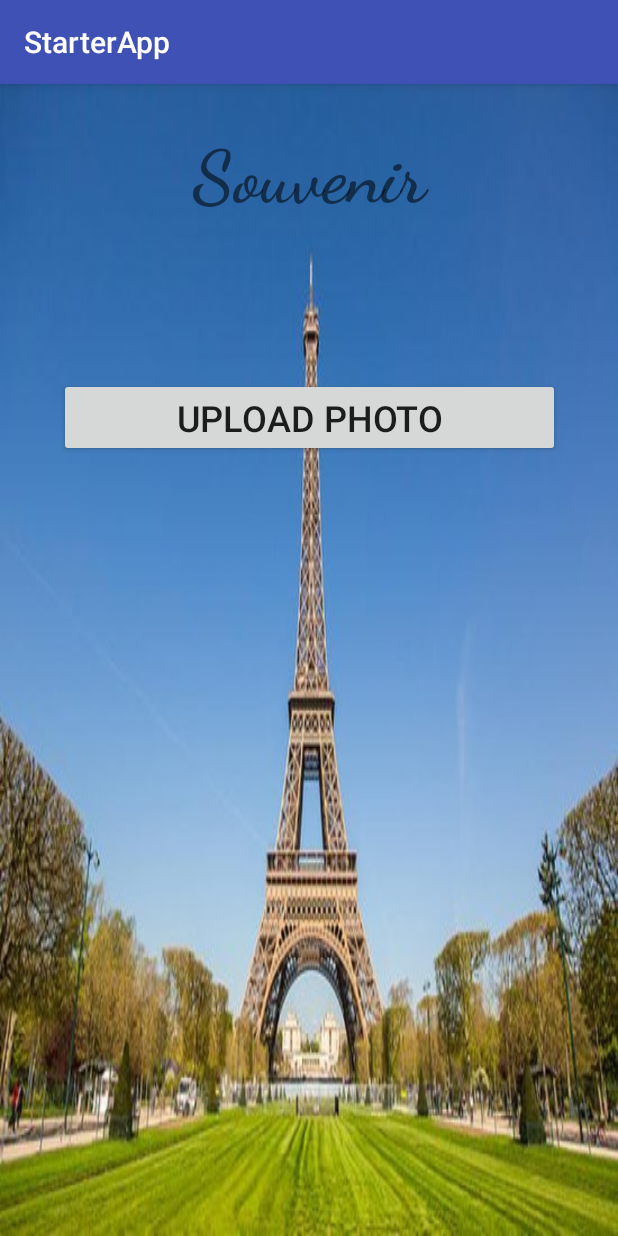
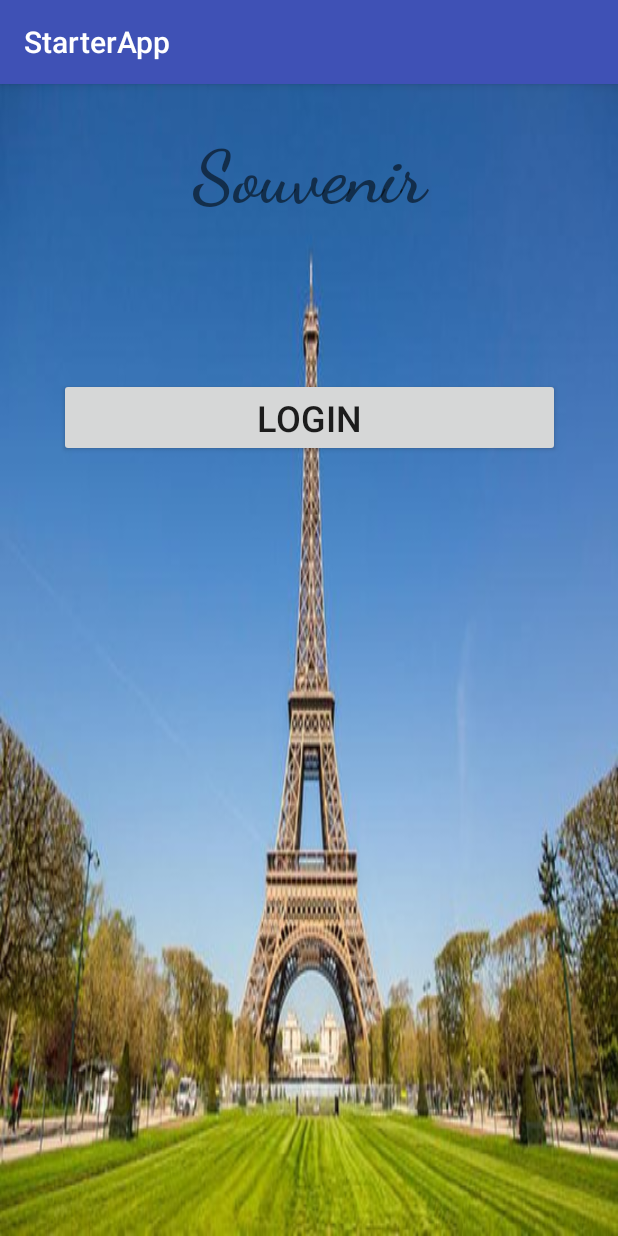
Before and after one commit to whalenda/frontendapp, an Android app: the screen it shows after launch (MainActivity before the commit, Home after it), on a phone screen of 412 x 824 dp. Run offline under Robolectric (Android 15) with nearby library versions, the phone set to English and light mode, and no system bars.

Commit message:
Home screen

```diff
--- a/souvenir/app/src/main/java/com/gulogulo/starterapp/Home.java
+++ b/souvenir/app/src/main/java/com/gulogulo/starterapp/Home.java
@@ -1,7 +1,9 @@
 package com.gulogulo.starterapp;
 
+import android.content.Intent;
 import android.support.v7.app.AppCompatActivity;
 import android.os.Bundle;
+import android.view.View;
 
 public class Home extends AppCompatActivity {
 
@@ -10,4 +12,9 @@
         super.onCreate(savedInstanceState);
         setContentView(R.layout.activity_home);
     }
+    public void gotologin(View view)
+    {
+        Intent intent = new Intent(Home.this, LoginActivity.class);
+        startActivity(intent);
+    }
 }
--- a/souvenir/app/src/main/res/layout/activity_home.xml
+++ b/souvenir/app/src/main/res/layout/activity_home.xml
@@ -4,6 +4,41 @@
     xmlns:tools="http://schemas.android.com/tools"
     android:layout_width="match_parent"
     android:layout_height="match_parent"
-    tools:context=".Home">
+    tools:context=".MainActivity"
+
+    android:background="@drawable/eiffel">
+
+    <Button
+        android:id="@+id/button"
+        android:layout_width="334dp"
+        android:layout_height="wrap_content"
+        android:layout_marginStart="8dp"
+        android:layout_marginTop="104dp"
+        android:layout_marginEnd="8dp"
+        android:onClick="gotologin"
+        android:text="Login"
+        android:textSize="24sp"
+        app:layout_constraintEnd_toEndOf="parent"
+        app:layout_constraintStart_toStartOf="parent"
+        app:layout_constraintTop_toBottomOf="@+id/editText2" />
+
+    <TextView
+        android:id="@+id/editText2"
+        android:layout_width="283dp"
+        android:layout_height="wrap_content"
+        android:layout_marginEnd="8dp"
+        android:layout_marginStart="8dp"
+        android:layout_marginTop="32dp"
+        android:ems="10"
+        android:fontFamily="cursive"
+        android:inputType="textPersonName"
+        android:text="Souvenir"
+        android:textAlignment="center"
+        android:textSize="48sp"
+        android:textStyle="bold"
+        app:layout_constraintEnd_toEndOf="parent"
+        app:layout_constraintStart_toStartOf="parent"
+        app:layout_constraintTop_toTopOf="parent" />
+
 
 </android.support.constraint.ConstraintLayout>
```
Also changed, not shown: souvenir/app/src/main/AndroidManifest.xml (+13 -3 lines), souvenir/app/src/main/res/values/strings.xml (+13 -0 lines), 941 other files.
